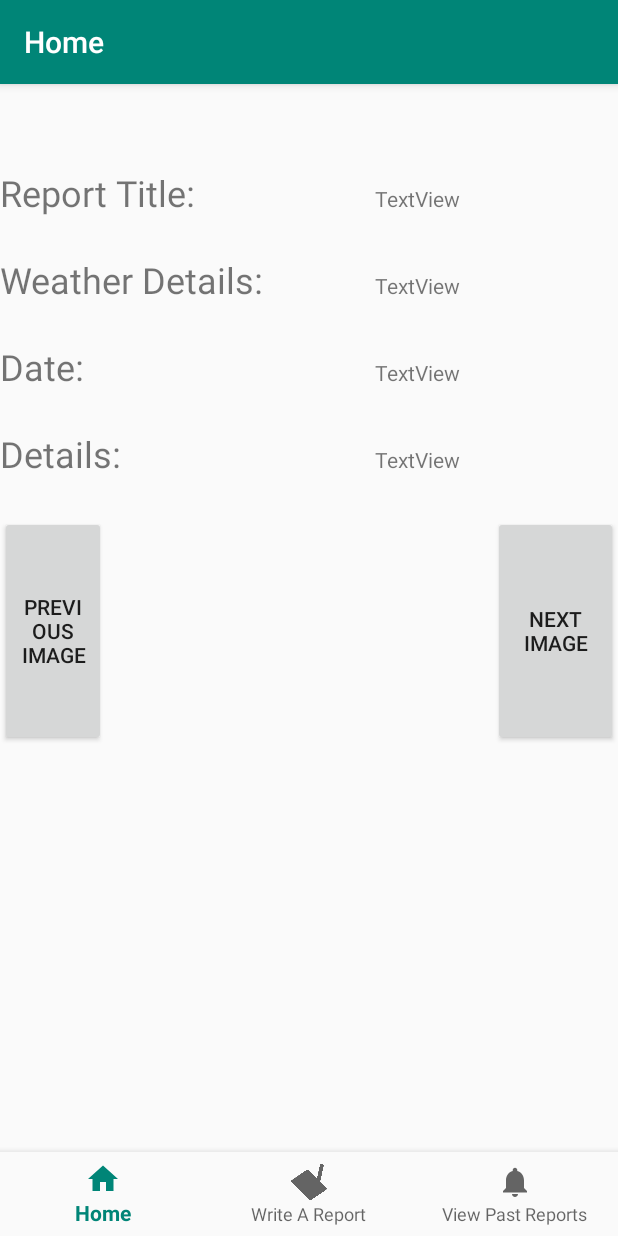
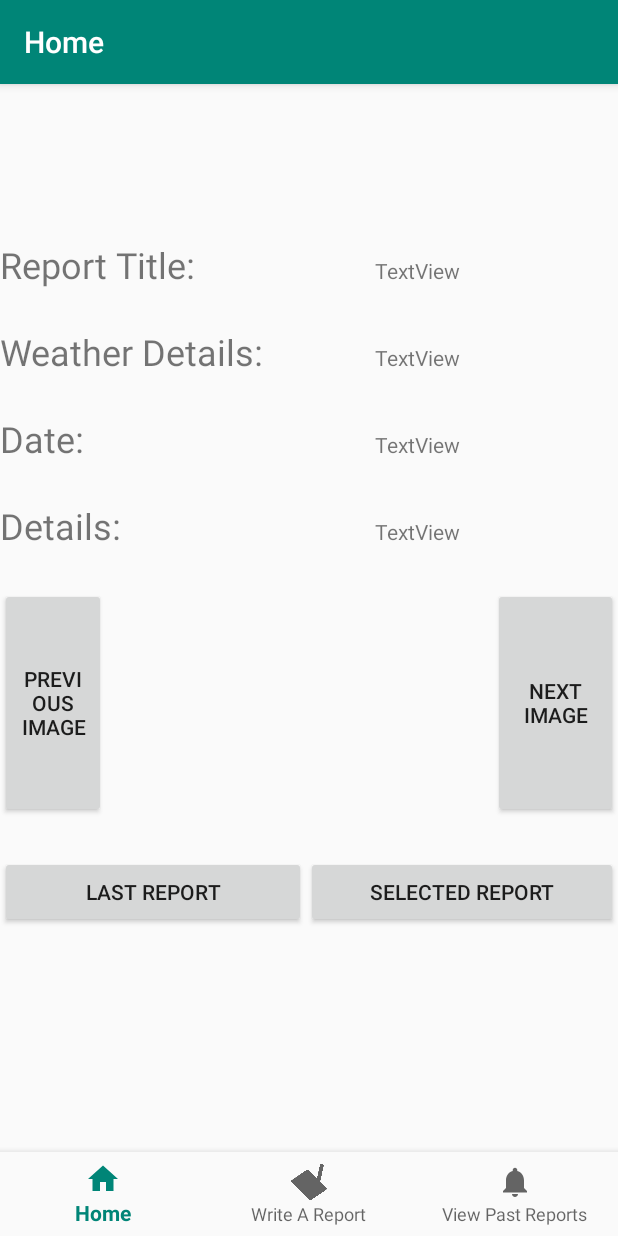
Before and after one commit to Beradd22/SoftwareEngineeringFinalProject, an Android app: the screen it shows after launch (MainActivity), on a phone screen of 412 x 824 dp. Run offline under Robolectric (Android 15) with nearby library versions, the phone set to English and light mode, and no system bars; our stand-ins replace Volley, navigation-ui.

Commit message:
Updated home frag

```diff
--- a/app/src/main/java/com/example/softwareengineeringcode/MainActivity.java
+++ b/app/src/main/java/com/example/softwareengineeringcode/MainActivity.java
@@ -140,6 +140,7 @@ public class MainActivity extends AppCompatActivity {
         });
         mQueue.add(request);
     }
+
     //Request Permission For Location
     private void requestPermission(){
         if(ActivityCompat.shouldShowRequestPermissionRationale(this,Manifest.permission.READ_EXTERNAL_STORAGE)){
--- a/app/src/main/java/com/example/softwareengineeringcode/ui/home/HomeFragment.java
+++ b/app/src/main/java/com/example/softwareengineeringcode/ui/home/HomeFragment.java
@@ -4,6 +4,8 @@ import android.os.Bundle;
 import android.view.LayoutInflater;
 import android.view.View;
 import android.view.ViewGroup;
+import android.widget.Button;
+import android.widget.ImageView;
 import android.widget.TextView;
 
 import androidx.annotation.Nullable;
@@ -12,11 +14,56 @@ import androidx.fragment.app.Fragment;
 import androidx.lifecycle.Observer;
 import androidx.lifecycle.ViewModelProviders;
 
+import com.example.softwareengineeringcode.MainActivity;
 import com.example.softwareengineeringcode.R;
+import com.example.softwareengineeringcode.Report;
 
 public class HomeFragment extends Fragment {
 
     private HomeViewModel homeViewModel;
+    private int imageCounter = 0;
+    private Button nextImageButton;
+    private Button prevImageButton;
+    private Button lastReportButton;
+    private Button selectedReportButton;
+
+    private TextView reportTitle;
+    private TextView reportDets;
+    private ImageView reportImage;
+    private TextView weatherDets;
+    private TextView Date;
+
+    private Button.OnClickListener nextImage = new Button.OnClickListener() {
+        @Override
+        public void onClick(View v){
+
+        }
+    };
+
+    private Button.OnClickListener previousImage = new Button.OnClickListener() {
+        @Override
+        public void onClick(View v){
+
+        }
+    };
+
+    private Button.OnClickListener showLastReport = new Button.OnClickListener() {
+        @Override
+        public void onClick(View v){
+            Report tempReport = ((MainActivity)getActivity()).getAccessDB().getNewestReport();
+            reportTitle.setText(tempReport.getTitle());
+            reportDets.setText(tempReport.getDetails());
+            weatherDets.setText("");
+
+        }
+    };
+
+    private Button.OnClickListener showSelectedReport = new Button.OnClickListener() {
+        @Override
+        public void onClick(View v){
+
+        }
+    };
 
     public View onCreateView(@NonNull LayoutInflater inflater,
                              ViewGroup container, Bundle savedInstanceState) {
@@ -30,6 +77,25 @@ public class HomeFragment extends Fragment {
                 textView.setText(s);
             }
         });
+
+        reportTitle = (TextView)root.findViewById(R.id.report_title);
+        reportDets = (TextView)root.findViewById(R.id.report_details);
+        weatherDets= (TextView)root.findViewById(R.id.weather_details);
+        Date = (TextView)root.findViewById(R.id.report_date);
+        reportImage = (ImageView)root.findViewById(R.id.report_images);
+
+        nextImageButton = (Button)root.findViewById(R.id.next_image_button);
+        nextImageButton.setOnClickListener(nextImage);
+
+        prevImageButton = (Button)root.findViewById(R.id.previous_image_button);
+        prevImageButton.setOnClickListener(previousImage);
+
+        lastReportButton = (Button)root.findViewById(R.id.last_report_button);
+        lastReportButton.setOnClickListener(showLastReport);
+
+        selectedReportButton = (Button)root.findViewById(R.id.report_selected_button);
+        selectedReportButton.setOnClickListener(showSelectedReport);
+
         return root;
     }
 }
--- a/app/src/main/java/com/example/softwareengineeringcode/ui/viewreports/ViewReportFragment.java
+++ b/app/src/main/java/com/example/softwareengineeringcode/ui/viewreports/ViewReportFragment.java
@@ -41,8 +41,6 @@ public class ViewReportFragment extends Fragment {
                     ((MainActivity)getActivity()).setReportToDisplay(report);
                 }
             }
-
-
         }
     };
 
@@ -52,7 +50,9 @@ public class ViewReportFragment extends Fragment {
         public void onClick(View v) {
             listOfReports = ((MainActivity) getActivity()).getAccessDB().getAllReports();
 
-            updateReportList();
+            if (listOfReports.size() > 0) {
+                updateReportList();
+            }
 
         }
     };
--- a/app/src/main/java/com/example/softwareengineeringcode/ui/writereport/WriteReportFragment.java
+++ b/app/src/main/java/com/example/softwareengineeringcode/ui/writereport/WriteReportFragment.java
@@ -148,6 +148,7 @@ public class WriteReportFragment extends Fragment {
         return root;
     }
 
+    // Calls the getWeather function in main
     private String getWeather() {
         return ((MainActivity)getActivity()).getWeather();
     }
--- a/app/src/main/res/layout/fragment_home.xml
+++ b/app/src/main/res/layout/fragment_home.xml
@@ -7,6 +7,7 @@
     <LinearLayout
         android:layout_width="match_parent"
         android:layout_height="match_parent"
+        android:layout_marginTop="48dp"
         android:orientation="vertical"
         app:layout_constraintTop_toBottomOf="@+id/text_home">
 
@@ -23,7 +24,7 @@
                 android:textSize="24sp" />
 
             <TextView
-                android:id="@+id/textView5"
+                android:id="@+id/report_title"
                 android:layout_width="wrap_content"
                 android:layout_height="wrap_content"
                 android:layout_weight="1"
@@ -47,7 +48,7 @@
                 android:textSize="24sp" />
 
             <TextView
-                android:id="@+id/textView7"
+                android:id="@+id/weather_details"
                 android:layout_width="wrap_content"
                 android:layout_height="wrap_content"
                 android:layout_weight="1"
@@ -71,7 +72,7 @@
                 android:textSize="24sp" />
 
             <TextView
-                android:id="@+id/textView9"
+                android:id="@+id/report_date"
                 android:layout_width="wrap_content"
                 android:layout_height="wrap_content"
                 android:layout_weight="1"
@@ -95,7 +96,7 @@
                 android:textSize="24sp" />
 
             <TextView
-                android:id="@+id/textView8"
+                android:id="@+id/report_details"
                 android:layout_width="match_parent"
                 android:layout_height="wrap_content"
                 android:layout_weight="1"
@@ -119,6 +120,7 @@
                 android:text="@string/previous_image_button" />
 
             <ImageView
+                android:id="@+id/report_images"
                 android:layout_width="match_parent"
                 android:layout_height="wrap_content"
                 android:layout_weight="7">
@@ -131,6 +133,30 @@
                 android:layout_height="match_parent"
                 android:layout_weight="1"
                 android:text="@string/next_image_button" />
+        </LinearLayout>
+
+        <Space
+            android:layout_width="match_parent"
+            android:layout_height="25dp" />
+
+        <LinearLayout
+            android:layout_width="match_parent"
+            android:layout_height="71dp"
+            android:orientation="horizontal">
+
+            <Button
+                android:id="@+id/last_report_button"
+                android:layout_width="wrap_content"
+                android:layout_height="wrap_content"
+                android:layout_weight="3"
+                android:text="@string/show_last_report" />
+
+            <Button
+                android:id="@+id/report_selected_button"
+                android:layout_width="wrap_content"
+                android:layout_height="wrap_content"
+                android:layout_weight="2"
+                android:text="@string/show_selected_report" />
         </LinearLayout>
 
     </LinearLayout>
--- a/app/src/main/res/values/strings.xml
+++ b/app/src/main/res/values/strings.xml
@@ -19,4 +19,6 @@
     <string name="update_list">Update List</string>
     <string name="next_image_button">Next Image</string>
     <string name="previous_image_button">Previous Image</string>
+    <string name="show_last_report">Last Report</string>
+    <string name="show_selected_report">Selected Report</string>
 </resources>
```
